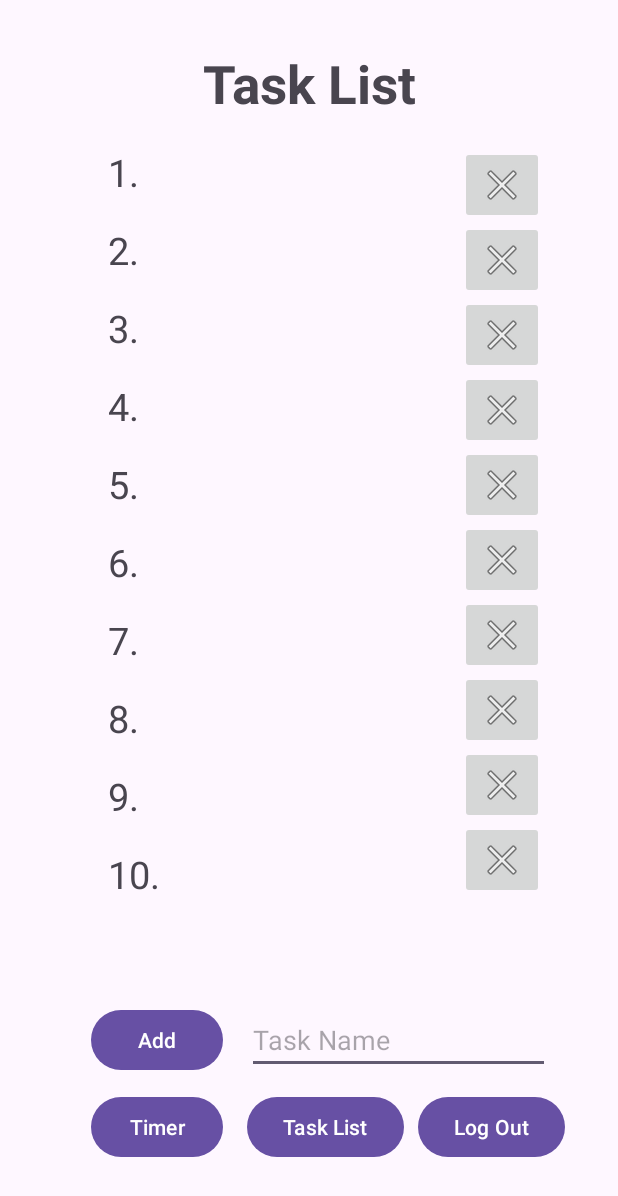
After one commit to CSC207-2023Y-UofT/course-project-tnt, an Android app: the layout task_list.xml on its own in the app's theme, with its tools: preview values and no code run, on a phone screen of 412 x 824 dp. The commit adds this screen. Shown: the top 1196 px of the screen. Run offline under Robolectric (Android 15) with nearby library versions, the phone set to English and light mode, and no system bars.

Commit message:
XML and Java code for TaskListPage

```diff
--- /dev/null
+++ b/app/src/main/java/Factory.java
@@ -0,0 +1,6 @@
+/*public abstract class Factory {
+    public TaskListFactory create() {
+        TaskListFactory taskListCreation = new TaskListFactory();
+        return taskListCreation;
+    }
+}*/
--- /dev/null
+++ b/app/src/main/java/TaskListRepo.java
@@ -0,0 +1,3 @@
+//public class TaskListRepo extends Task {
+//    private ArrayList<Task> tasks;
+//}
--- a/app/src/main/java/com/example/tester/MainActivity.java
+++ b/app/src/main/java/com/example/tester/MainActivity.java
@@ -5,6 +5,7 @@ import androidx.appcompat.app.AppCompatActivity;
 import android.os.Bundle;
 import android.view.View;
 import android.widget.TextView;
+import android.content.Intent;
 
 import com.google.android.material.button.MaterialButton;
 
@@ -21,7 +22,7 @@ public class MainActivity extends AppCompatActivity {
         signinbtn.setOnClickListener(new View.OnClickListener() {
             @Override
             public void onClick(View v) {
-//                Open UserRegUI
+                startActivity(new Intent(MainActivity.this, TaskListPage.class));
             }
         });
 
--- /dev/null
+++ b/app/src/main/res/layout/task_list.xml
@@ -0,0 +1,278 @@
+<?xml version="1.0" encoding="utf-8"?>
+<androidx.constraintlayout.widget.ConstraintLayout xmlns:android="http://schemas.android.com/apk/res/android"
+    xmlns:app="http://schemas.android.com/apk/res-auto"
+    xmlns:tools="http://schemas.android.com/tools"
+    android:layout_width="match_parent"
+    android:layout_height="match_parent"
+    android:padding="16dp"
+    tools:context=".TaskListPage">
+
+    <TextView
+        android:id="@+id/page_title"
+        android:layout_width="0dp"
+        android:layout_height="wrap_content"
+        android:layout_marginStart="66dp"
+        android:layout_marginTop="16dp"
+        android:layout_marginEnd="66dp"
+        android:gravity="center"
+        android:text="Task List"
+        android:textSize="35sp"
+        android:textStyle="bold"
+        app:layout_constraintEnd_toEndOf="parent"
+        app:layout_constraintStart_toStartOf="parent"
+        app:layout_constraintTop_toTopOf="parent" />
+
+
+    <EditText
+        android:id="@+id/task_name"
+        android:layout_width="0dp"
+        android:layout_height="wrap_content"
+        android:layout_marginStart="16dp"
+        android:layout_marginEnd="10dp"
+        android:layout_marginBottom="92dp"
+        android:hint="Task Name"
+        android:inputType="text"
+        app:layout_constraintBottom_toBottomOf="parent"
+        app:layout_constraintEnd_toEndOf="@+id/log_out"
+        app:layout_constraintStart_toEndOf="@+id/add_task" />
+
+    <com.google.android.material.button.MaterialButton
+        android:id="@+id/add_task"
+        android:layout_width="wrap_content"
+        android:layout_height="wrap_content"
+        android:layout_marginBottom="10dp"
+        android:text="Add"
+        app:layout_constraintBottom_toTopOf="@+id/timer"
+        app:layout_constraintStart_toStartOf="@+id/timer" />
+
+    <com.google.android.material.button.MaterialButton
+        android:id="@+id/timer"
+        android:layout_width="wrap_content"
+        android:layout_height="wrap_content"
+        android:layout_marginEnd="16dp"
+        android:text="Timer"
+        app:layout_constraintEnd_toStartOf="@+id/task_list_button"
+        app:layout_constraintTop_toTopOf="@+id/task_list_button" />
+
+    <com.google.android.material.button.MaterialButton
+        android:id="@+id/task_list_button"
+        android:layout_width="wrap_content"
+        android:layout_height="wrap_content"
+        android:layout_marginTop="11dp"
+        android:layout_marginEnd="9dp"
+        android:text="Task List"
+        app:layout_constraintEnd_toStartOf="@+id/log_out"
+        app:layout_constraintTop_toBottomOf="@+id/task_name" />
+
+    <com.google.android.material.button.MaterialButton
+        android:id="@+id/log_out"
+        android:layout_width="wrap_content"
+        android:layout_height="wrap_content"
+        android:layout_marginEnd="19dp"
+        android:text="Log Out"
+        app:layout_constraintBaseline_toBaselineOf="@+id/task_list_button"
+        app:layout_constraintEnd_toEndOf="parent" />
+
+    <TextView
+        android:id="@+id/task1"
+        android:layout_width="wrap_content"
+        android:layout_height="wrap_content"
+        android:layout_below="@+id/page_title"
+        android:layout_marginStart="56dp"
+        android:layout_marginTop="18dp"
+        android:text="1. "
+        android:textSize="25sp"
+        app:layout_constraintStart_toStartOf="parent"
+        app:layout_constraintTop_toBottomOf="@+id/page_title" />
+
+    <TextView
+        android:id="@+id/task2"
+        android:layout_width="wrap_content"
+        android:layout_height="wrap_content"
+        android:layout_below="@+id/task1"
+        android:layout_marginTop="17dp"
+        android:text="2. "
+        android:textSize="25sp"
+        app:layout_constraintStart_toStartOf="@+id/task1"
+        app:layout_constraintTop_toBottomOf="@+id/task1" />
+
+    <TextView
+        android:id="@+id/task3"
+        android:layout_width="wrap_content"
+        android:layout_height="wrap_content"
+        android:layout_below="@+id/task2"
+        android:layout_marginTop="17dp"
+        android:text="3. "
+        android:textSize="25sp"
+        app:layout_constraintStart_toStartOf="@+id/task2"
+        app:layout_constraintTop_toBottomOf="@+id/task2" />
+
+    <TextView
+        android:id="@+id/task4"
+        android:layout_width="wrap_content"
+        android:layout_height="wrap_content"
+        android:layout_below="@+id/task3"
+        android:layout_marginTop="17dp"
+        android:text="4. "
+        android:textSize="25sp"
+        app:layout_constraintStart_toStartOf="@+id/task3"
+        app:layout_constraintTop_toBottomOf="@+id/task3" />
+
+    <TextView
+        android:id="@+id/task5"
+        android:layout_width="wrap_content"
+        android:layout_height="wrap_content"
+        android:layout_below="@+id/task4"
+        android:layout_marginTop="17dp"
+        android:text="5. "
+        android:textSize="25sp"
+        app:layout_constraintStart_toStartOf="@+id/task4"
+        app:layout_constraintTop_toBottomOf="@+id/task4" />
+
+    <TextView
+        android:id="@+id/task6"
+        android:layout_width="wrap_content"
+        android:layout_height="wrap_content"
+        android:layout_below="@+id/task5"
+        android:layout_marginTop="17dp"
+        android:text="6. "
+        android:textSize="25sp"
+        app:layout_constraintStart_toStartOf="@+id/task5"
+        app:layout_constraintTop_toBottomOf="@+id/task5" />
+
+    <TextView
+        android:id="@+id/task7"
+        android:layout_width="wrap_content"
+        android:layout_height="wrap_content"
+        android:layout_below="@+id/task6"
+        android:layout_marginTop="17dp"
+        android:text="7. "
+        android:textSize="25sp"
+        app:layout_constraintStart_toStartOf="@+id/task6"
+        app:layout_constraintTop_toBottomOf="@+id/task6" />
+
+    <TextView
+        android:id="@+id/task8"
+        android:layout_width="wrap_content"
+        android:layout_height="wrap_content"
+        android:layout_below="@+id/task7"
+        android:layout_marginTop="17dp"
+        android:text="8. "
+        android:textSize="25sp"
+        app:layout_constraintStart_toStartOf="@+id/task7"
+        app:layout_constraintTop_toBottomOf="@+id/task7" />
+
+    <TextView
+        android:id="@+id/task9"
+        android:layout_width="wrap_content"
+        android:layout_height="wrap_content"
+        android:layout_below="@+id/task8"
+        android:layout_marginTop="17dp"
+        android:text="9. "
+        android:textSize="25sp"
+        app:layout_constraintStart_toStartOf="@+id/task8"
+        app:layout_constraintTop_toBottomOf="@+id/task8" />
+
+    <TextView
+        android:id="@+id/task10"
+        android:layout_width="wrap_content"
+        android:layout_height="wrap_content"
+        android:layout_below="@+id/task9"
+        android:layout_marginTop="17dp"
+        android:text="10. "
+        android:textSize="25sp"
+        app:layout_constraintStart_toStartOf="@+id/task9"
+        app:layout_constraintTop_toBottomOf="@+id/task9" />
+
+    <ImageButton
+        android:id="@+id/close1"
+        android:layout_width="wrap_content"
+        android:layout_height="wrap_content"
+        android:layout_marginTop="18dp"
+        android:layout_marginEnd="33dp"
+        app:layout_constraintEnd_toEndOf="parent"
+        app:layout_constraintTop_toBottomOf="@+id/page_title"
+        app:srcCompat="@android:drawable/ic_menu_close_clear_cancel" />
+
+    <ImageButton
+        android:id="@+id/close2"
+        android:layout_width="wrap_content"
+        android:layout_height="wrap_content"
+        android:layout_marginTop="50dp"
+        app:layout_constraintStart_toStartOf="@+id/close1"
+        app:layout_constraintTop_toTopOf="@+id/close1"
+        app:srcCompat="@android:drawable/ic_menu_close_clear_cancel" />
+
+    <ImageButton
+        android:id="@+id/close3"
+        android:layout_width="wrap_content"
+        android:layout_height="wrap_content"
+        android:layout_marginTop="50dp"
+        app:layout_constraintStart_toStartOf="@+id/close2"
+        app:layout_constraintTop_toTopOf="@+id/close2"
+        app:srcCompat="@android:drawable/ic_menu_close_clear_cancel" />
+
+    <ImageButton
+        android:id="@+id/close4"
+        android:layout_width="wrap_content"
+        android:layout_height="wrap_content"
+        android:layout_marginTop="50dp"
+        app:layout_constraintStart_toStartOf="@+id/close3"
+        app:layout_constraintTop_toTopOf="@+id/close3"
+        app:srcCompat="@android:drawable/ic_menu_close_clear_cancel" />
+
+    <ImageButton
+        android:id="@+id/close5"
+        android:layout_width="wrap_content"
+        android:layout_height="wrap_content"
+        android:layout_marginTop="50dp"
+        app:layout_constraintStart_toStartOf="@+id/close4"
+        app:layout_constraintTop_toTopOf="@+id/close4"
+        app:srcCompat="@android:drawable/ic_menu_close_clear_cancel" />
+
+    <ImageButton
+        android:id="@+id/close6"
+        android:layout_width="wrap_content"
+        android:layout_height="wrap_content"
+        android:layout_marginTop="50dp"
+        app:layout_constraintStart_toStartOf="@+id/close5"
+        app:layout_constraintTop_toTopOf="@+id/close5"
+        app:srcCompat="@android:drawable/ic_menu_close_clear_cancel" />
+
+    <ImageButton
+        android:id="@+id/close7"
+        android:layout_width="wrap_content"
+        android:layout_height="wrap_content"
+        android:layout_marginTop="50dp"
+        app:layout_constraintStart_toStartOf="@+id/close6"
+        app:layout_constraintTop_toTopOf="@+id/close6"
+        app:srcCompat="@android:drawable/ic_menu_close_clear_cancel" />
+
+    <ImageButton
+        android:id="@+id/close8"
+        android:layout_width="wrap_content"
+        android:layout_height="wrap_content"
+        android:layout_marginTop="50dp"
+        app:layout_constraintStart_toStartOf="@+id/close7"
+        app:layout_constraintTop_toTopOf="@+id/close7"
+        app:srcCompat="@android:drawable/ic_menu_close_clear_cancel" />
+
+    <ImageButton
+        android:id="@+id/close9"
+        android:layout_width="wrap_content"
+        android:layout_height="wrap_content"
+        android:layout_marginTop="50dp"
+        app:layout_constraintStart_toStartOf="@+id/close8"
+        app:layout_constraintTop_toTopOf="@+id/close8"
+        app:srcCompat="@android:drawable/ic_menu_close_clear_cancel" />
+
+    <ImageButton
+        android:id="@+id/close10"
+        android:layout_width="wrap_content"
+        android:layout_height="wrap_content"
+        android:layout_marginTop="50dp"
+        app:layout_constraintStart_toStartOf="@+id/close9"
+        app:layout_constraintTop_toTopOf="@+id/close9"
+        app:srcCompat="@android:drawable/ic_menu_close_clear_cancel" />
+
+</androidx.constraintlayout.widget.ConstraintLayout>
```
Also changed, not shown: app/src/main/java/AddTaskUseCase.java (added, +11 -0 lines), app/src/main/java/RemoveTaskUseCase.java (added, +12 -0 lines), app/src/main/java/Task.java (added, +15 -0 lines), app/src/main/java/TaskFactory.java (added, +7 -0 lines), app/src/main/java/TaskList.java (added, +58 -0 lines), app/src/main/java/TaskListFactory.java (added, +7 -0 lines), app/src/main/java/com/example/tester/TaskListPage.java (added, +312 -0 lines), app/src/main/res/layout/activity_main.xml (+17 -12 lines), 1 other file.
